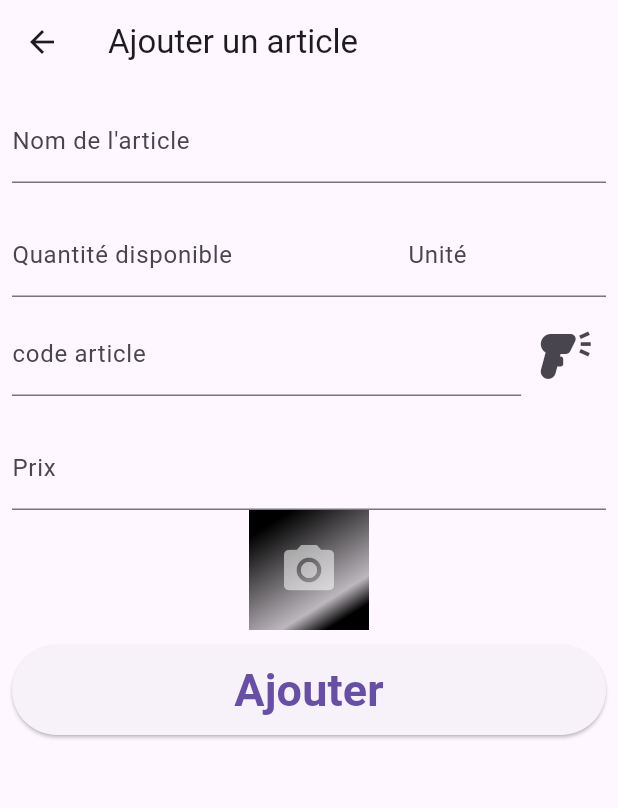
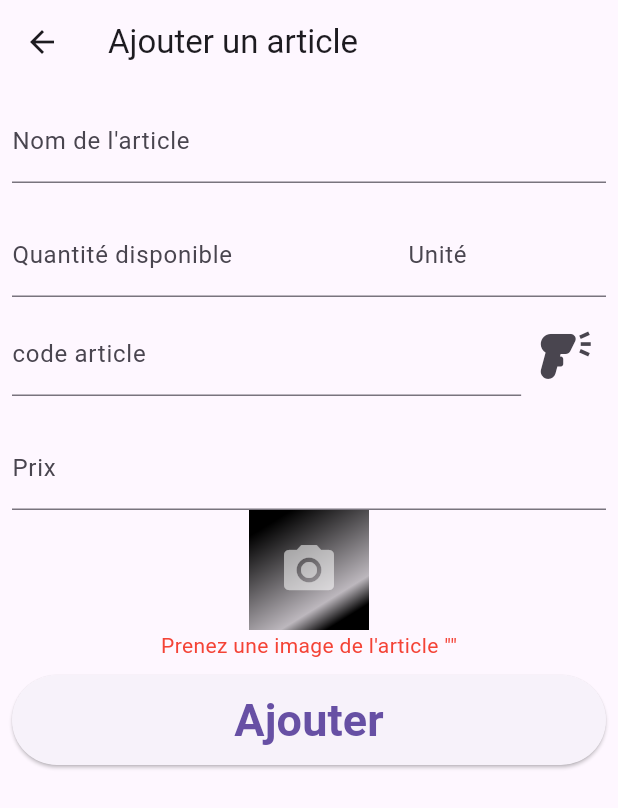
Before and after one commit to chamiabdellah/preSales, a Flutter app: the AddArticleScreen screen opened directly, after a tap on "Ajouter", on a phone screen of 412 x 824 dp. Shown: the top 808 px of the screen. Run offline on Flutter 3.47's test engine with Material 3 defaults, Android fonts, the light colour scheme and no system bars; our stand-ins replace badges, cached_network_image, firebase_core, firebase_storage, flutter_riverpod, geocoding and 2 more; missing offline and left inert: flutter_barcode_scanner; accounts and stored records are empty.

Commit message:
show an error message, if the product image is missing

```diff
--- a/lib/compositeWidgets/AddArticleForm.dart
+++ b/lib/compositeWidgets/AddArticleForm.dart
@@ -42,6 +42,7 @@ class _AddArticleFormState extends ConsumerState<AddArticleForm> {
 
   bool? isNewCode = true;
   bool isAddMode = true;
+  bool imageError = false;
 
   File? _articleImage;
 
@@ -89,8 +90,13 @@ class _AddArticleFormState extends ConsumerState<AddArticleForm> {
   }
 
   Future<void> addToDataBase() async {
-    if (_productFormKey.currentState == null ||
-        (_articleImage == null && isAddMode)) {
+    if(_articleImage == null && isAddMode){
+      setState(() {
+        imageError = true;
+      });
+      return;
+    }
+    if (_productFormKey.currentState == null) {
       return;
     }
     // 1- validate the fields.
@@ -315,6 +321,12 @@ class _AddArticleFormState extends ConsumerState<AddArticleForm> {
                 onPick: setArticleImage,
                 link: isAddMode ? null : widget.baseArticle?.picture,
               ),
+              imageError ? Text(
+                'Prenez une image de l\'article "${articleNameController!.value.text}"',
+                style: const TextStyle(
+                    color: Colors.red,
+                ),
+              ) : const SizedBox(),
               Flexible(
                 flex: 1,
                 child: Padding(
```
